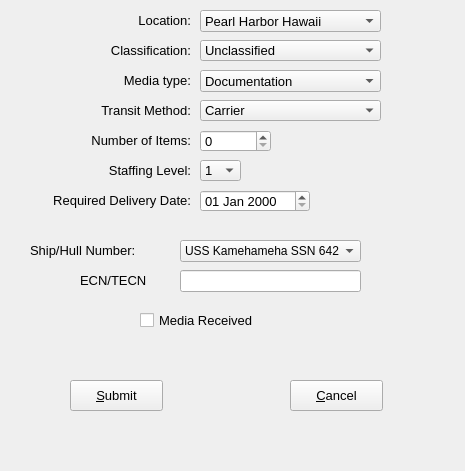
chhimichanga/deliveryqueue, file frmEditDelivery.ui: the form before one commit.
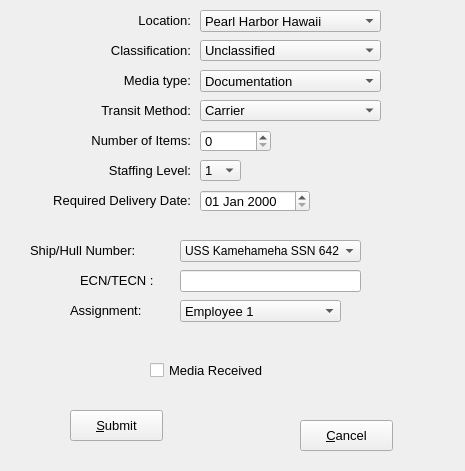
The form after the commit.

Commit message: Added Assignment field

```diff
--- a/frmEditDelivery.ui
+++ b/frmEditDelivery.ui
@@ -19,8 +19,8 @@
   <widget class="QCheckBox" name="chkMediaReceived">
    <property name="geometry">
     <rect>
-     <x>140</x>
-     <y>310</y>
+     <x>150</x>
+     <y>360</y>
      <width>141</width>
      <height>20</height>
     </rect>
@@ -101,7 +101,7 @@
    <property name="geometry">
     <rect>
      <x>70</x>
-     <y>380</y>
+     <y>410</y>
      <width>93</width>
      <height>31</height>
     </rect>
@@ -343,8 +343,8 @@
   <widget class="QPushButton" name="btnCancel">
    <property name="geometry">
     <rect>
-     <x>290</x>
-     <y>380</y>
+     <x>300</x>
+     <y>420</y>
      <width>93</width>
      <height>31</height>
     </rect>
@@ -509,7 +509,55 @@
     </font>
    </property>
    <property name="text">
-    <string>ECN/TECN</string>
+    <string>ECN/TECN :</string>
+   </property>
+  </widget>
+  <widget class="QComboBox" name="comboBox_2">
+   <property name="geometry">
+    <rect>
+     <x>180</x>
+     <y>300</y>
+     <width>161</width>
+     <height>22</height>
+    </rect>
+   </property>
+   <property name="font">
+    <font>
+     <pointsize>10</pointsize>
+    </font>
+   </property>
+   <item>
+    <property name="text">
+     <string>Employee 1</string>
+    </property>
+   </item>
+   <item>
+    <property name="text">
+     <string>Employee 2</string>
+    </property>
+   </item>
+   <item>
+    <property name="text">
+     <string>Employee 3</string>
+    </property>
+   </item>
+  </widget>
+  <widget class="QLabel" name="label_3">
+   <property name="geometry">
+    <rect>
+     <x>70</x>
+     <y>300</y>
+     <width>91</width>
+     <height>20</height>
+    </rect>
+   </property>
+   <property name="font">
+    <font>
+     <pointsize>10</pointsize>
+    </font>
+   </property>
+   <property name="text">
+    <string>Assignment:</string>
    </property>
   </widget>
  </widget>
```
The commit also changes 3 other files.
